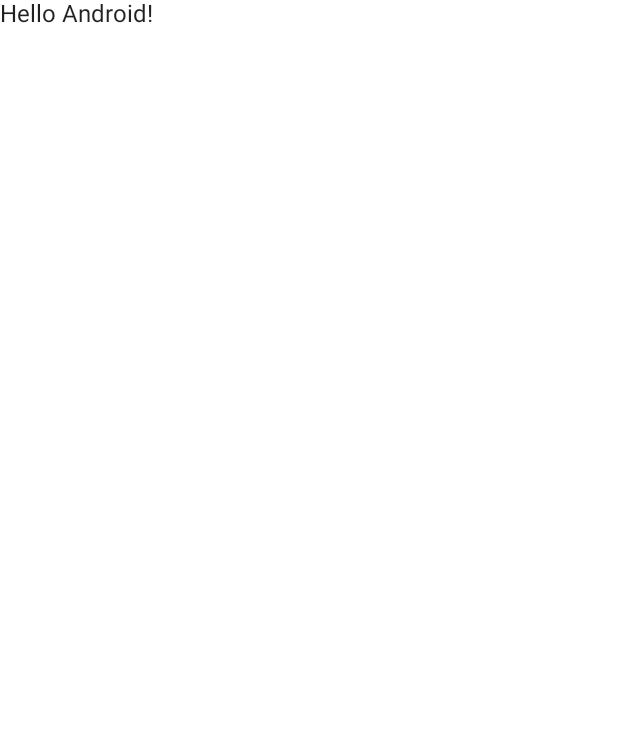
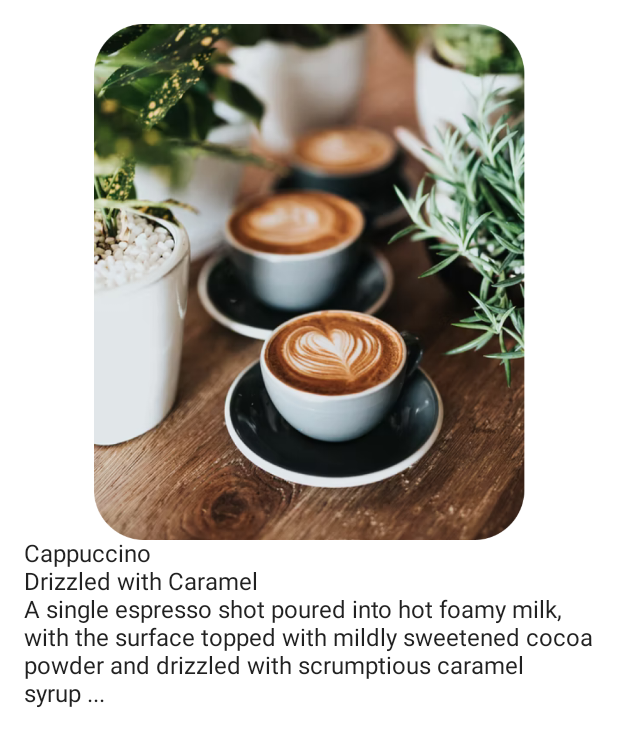
Before and after one commit to itzkou/koufee, an Android app built with Jetpack Compose: the screen it shows after launch (MainActivity), on a phone screen of 412 x 824 dp. Before the commit the part shown is almost empty. Shown: the top 747 px of the screen. Run offline under Robolectric (Android 15) with nearby library versions, the phone set to English and light mode, and no system bars.

Commit message:
add image and inspect items alignement

```diff
--- a/app/src/main/java/com/example/koufee/MainActivity.kt
+++ b/app/src/main/java/com/example/koufee/MainActivity.kt
@@ -3,13 +3,20 @@ package com.example.koufee
 import android.os.Bundle
 import androidx.activity.ComponentActivity
 import androidx.activity.compose.setContent
-import androidx.compose.foundation.layout.fillMaxSize
+import androidx.compose.foundation.Image
+import androidx.compose.foundation.layout.*
+import androidx.compose.foundation.shape.RoundedCornerShape
+import androidx.compose.material.Card
 import androidx.compose.material.MaterialTheme
 import androidx.compose.material.Surface
 import androidx.compose.material.Text
 import androidx.compose.runtime.Composable
+import androidx.compose.ui.Alignment
 import androidx.compose.ui.Modifier
+import androidx.compose.ui.graphics.painter.Painter
+import androidx.compose.ui.res.painterResource
 import androidx.compose.ui.tooling.preview.Preview
+import androidx.compose.ui.unit.dp
 import com.example.koufee.ui.theme.KoufeeTheme
 
 class MainActivity : ComponentActivity() {
@@ -22,7 +29,7 @@ class MainActivity : ComponentActivity() {
                     modifier = Modifier.fillMaxSize(),
                     color = MaterialTheme.colors.background
                 ) {
-                    Greeting("Android")
+                    ItemCoffe("Android")
                 }
             }
         }
@@ -30,14 +37,33 @@ class MainActivity : ComponentActivity() {
 }
 
 @Composable
-fun Greeting(name: String) {
-    Text(text = "Hello $name!")
+fun ItemCoffe(name: String) {
+    val image: Painter = painterResource(R.drawable.ic_coffee)
+
+    Column(
+        modifier = Modifier.padding(16.dp),
+
+        ) {
+        Image(
+            painter = image, contentDescription = "ic_coffee",
+            modifier = Modifier
+                .height(344.dp)
+                .fillMaxWidth()
+        )
+        Text(text = "Cappuccino")
+        Text(text = "Drizzled with Caramel")
+        Text(text = "A single espresso shot poured into hot foamy milk, with the surface topped with mildly sweetened cocoa powder and drizzled with scrumptious caramel syrup ...")
+
+
+    }
+
+
 }
 
 @Preview(showBackground = true)
 @Composable
 fun DefaultPreview() {
     KoufeeTheme {
-        Greeting("Android")
+        ItemCoffe("Android")
     }
 }
--- a/app/src/main/java/com/example/koufee/ui/theme/Theme.kt
+++ b/app/src/main/java/com/example/koufee/ui/theme/Theme.kt
@@ -5,17 +5,19 @@ import androidx.compose.material.MaterialTheme
 import androidx.compose.material.darkColors
 import androidx.compose.material.lightColors
 import androidx.compose.runtime.Composable
+import androidx.compose.ui.tooling.preview.Preview
+import androidx.compose.ui.tooling.preview.PreviewParameter
 
 private val DarkColorPalette = darkColors(
-    primary = Purple200,
-    primaryVariant = Purple700,
-    secondary = Teal200
+    primary = Black,
+    primaryVariant = Brown,
+    secondary = Grege
 )
 
 private val LightColorPalette = lightColors(
-    primary = Purple500,
-    primaryVariant = Purple700,
-    secondary = Teal200
+    primary = Black,
+    primaryVariant = Brown,
+    secondary = Grege
 
     /* Other default colors to override
     background = Color.White,
```
Also changed, not shown: app/src/main/res/drawable/ic_coffee.png (added).
